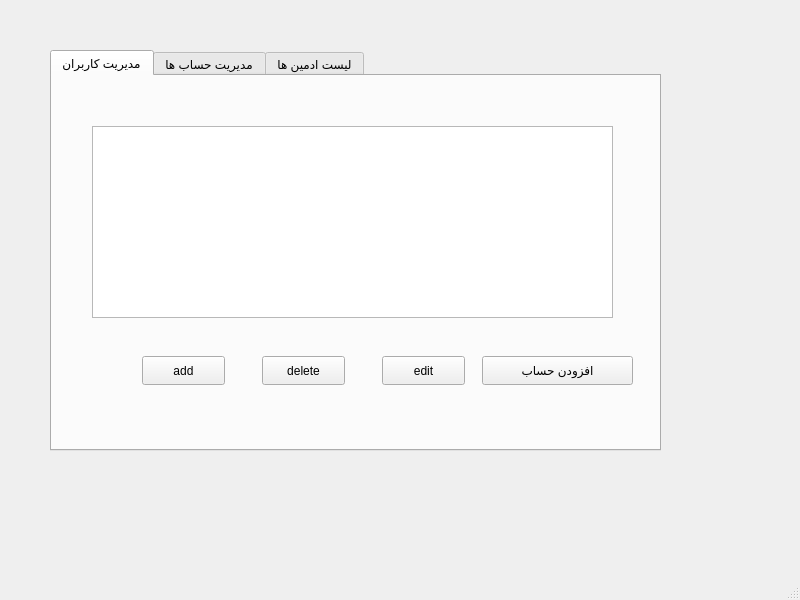
The window that bankingSystem/AdminDashboard.ui (mehdi0-0s/Banking) describes before a commit, drawn with Qt 5.
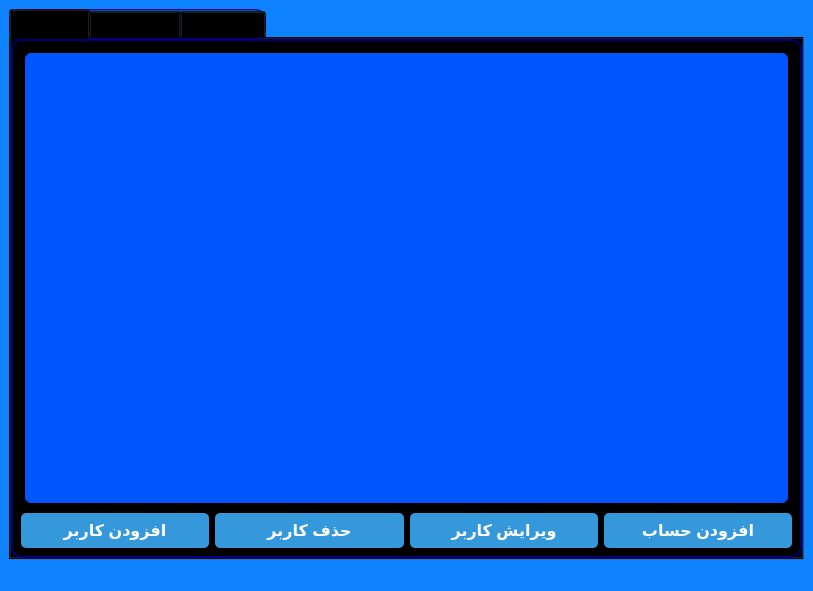
The same window after the commit. The open tabs and pages were chosen to show the change.

Commit message: style: Improve UI design and layout

```diff
--- a/bankingSystem/AdminDashboard.ui
+++ b/bankingSystem/AdminDashboard.ui
@@ -6,144 +6,253 @@
    <rect>
     <x>0</x>
     <y>0</y>
-    <width>800</width>
-    <height>600</height>
+    <width>813</width>
+    <height>591</height>
    </rect>
   </property>
   <property name="windowTitle">
    <string>MainWindow</string>
   </property>
+  <property name="styleSheet">
+   <string notr="true">background-color: rgb(14, 130, 255);</string>
+  </property>
   <widget class="QWidget" name="centralwidget">
+   <layout class="QGridLayout" name="gridLayout_4">
+    <item row="0" column="0">
    <widget class="QTabWidget" name="tabWidget">
-    <property name="geometry">
-     <rect>
-      <x>50</x>
-      <y>50</y>
-      <width>611</width>
-      <height>401</height>
-     </rect>
+      <property name="font">
+       <font>
+        <pointsize>11</pointsize>
+        <italic>false</italic>
+        <bold>true</bold>
+        <underline>false</underline>
+        <strikeout>false</strikeout>
+       </font>
+      </property>
+      <property name="styleSheet">
+       <string notr="true">background-color:rgba(0,0,0,90);
+border-width:0.5px;
+border-style:solid;
+border-radius:10px;
+border-color: rgb(0, 0, 127);
+</string>
     </property>
     <property name="currentIndex">
      <number>2</number>
     </property>
     <widget class="QWidget" name="tab">
      <attribute name="title">
-      <string>مدیریت کاربران</string>
-     </attribute>
+        <string>کاربران</string>
+       </attribute>
+       <layout class="QGridLayout" name="gridLayout_3">
+        <item row="0" column="0" colspan="4">
      <widget class="QListWidget" name="customers_listWidget">
-      <property name="geometry">
-       <rect>
-        <x>40</x>
-        <y>50</y>
-        <width>521</width>
-        <height>192</height>
-       </rect>
-      </property>
-     </widget>
-     <widget class="QPushButton" name="editCustomer_pushButton">
-      <property name="geometry">
-       <rect>
-        <x>330</x>
-        <y>280</y>
-        <width>83</width>
-        <height>29</height>
-       </rect>
-      </property>
-      <property name="text">
-       <string>edit</string>
-      </property>
-     </widget>
+          <property name="font">
+           <font>
+            <pointsize>11</pointsize>
+            <bold>true</bold>
+           </font>
+          </property>
+          <property name="styleSheet">
+           <string notr="true">background-color: rgb(0, 85, 255);
+border-width:4px;
+border-style:solid;
+border-radius:10px;
+border-color: rgb(0, 0, 0);</string>
+          </property>
+         </widget>
+        </item>
+        <item row="1" column="0">
      <widget class="QPushButton" name="addCustomer_pushButton">
-      <property name="geometry">
-       <rect>
-        <x>90</x>
-        <y>280</y>
-        <width>83</width>
-        <height>29</height>
-       </rect>
+          <property name="font">
+           <font>
+            <pointsize>12</pointsize>
+            <bold>true</bold>
+           </font>
+          </property>
+          <property name="styleSheet">
+           <string notr="true">QPushButton {
+    background-color: #3498db;
+    color: white;
+    border: none;
+    padding: 8px 16px;
+    border-radius: 5px;
+}
+
+QPushButton:hover {
+    background-color: #2980b9;
+}</string>
       </property>
       <property name="text">
-       <string>add</string>
-      </property>
-     </widget>
+           <string>افزودن کاربر</string>
+          </property>
+         </widget>
+        </item>
+        <item row="1" column="1">
      <widget class="QPushButton" name="deleteCustomer_pushButton">
-      <property name="geometry">
-       <rect>
-        <x>210</x>
-        <y>280</y>
-        <width>83</width>
-        <height>29</height>
-       </rect>
-      </property>
+          <property name="font">
+           <font>
+            <pointsize>12</pointsize>
+            <bold>true</bold>
+            <strikeout>false</strikeout>
+           </font>
+          </property>
+          <property name="styleSheet">
+           <string notr="true">QPushButton {
+    background-color: #3498db;
+    color: white;
+    border: none;
+    padding: 8px 16px;
+    border-radius: 5px;
+}
+
+QPushButton:hover {
+    background-color: #2980b9;
+}</string>
+          </property>
       <property name="text">
-       <string>delete</string>
-      </property>
-     </widget>
+           <string>حذف کاربر</string>
+          </property>
+         </widget>
+        </item>
+        <item row="1" column="2">
+         <widget class="QPushButton" name="editCustomer_pushButton">
+          <property name="font">
+           <font>
+            <pointsize>12</pointsize>
+            <bold>true</bold>
+           </font>
+          </property>
+          <property name="styleSheet">
+           <string notr="true">QPushButton {
+    background-color: #3498db;
+    color: white;
+    border: none;
+    padding: 8px 16px;
+    border-radius: 5px;
+}
+
+QPushButton:hover {
+    background-color: #2980b9;
+}</string>
+          </property>
+          <property name="text">
+           <string>ویرایش کاربر</string>
+          </property>
+         </widget>
+        </item>
+        <item row="1" column="3">
      <widget class="QPushButton" name="addAccount_pushButton">
-      <property name="geometry">
-       <rect>
-        <x>430</x>
-        <y>280</y>
-        <width>151</width>
-        <height>29</height>
-       </rect>
+          <property name="font">
+           <font>
+            <pointsize>12</pointsize>
+            <bold>true</bold>
+           </font>
+          </property>
+          <property name="styleSheet">
+           <string notr="true">QPushButton {
+    background-color: #3498db;
+    color: white;
+    border: none;
+    padding: 8px 16px;
+    border-radius: 5px;
+}
+
+QPushButton:hover {
+    background-color: #2980b9;
+}</string>
       </property>
       <property name="text">
        <string>افزودن حساب</string>
       </property>
      </widget>
+        </item>
+       </layout>
     </widget>
     <widget class="QWidget" name="tab_2">
      <attribute name="title">
-      <string>مدیریت حساب ها</string>
-     </attribute>
+        <string>حساب ها</string>
+       </attribute>
+       <layout class="QGridLayout" name="gridLayout">
+        <item row="0" column="0">
      <widget class="QListWidget" name="allAccounts_listWidget">
-      <property name="geometry">
-       <rect>
-        <x>50</x>
-        <y>50</y>
-        <width>511</width>
-        <height>192</height>
-       </rect>
-      </property>
-     </widget>
+          <property name="font">
+           <font>
+            <pointsize>12</pointsize>
+            <bold>true</bold>
+           </font>
+          </property>
+          <property name="styleSheet">
+           <string notr="true">background-color: rgb(0, 85, 255);
+border-width:4px;
+border-style:solid;
+border-radius:10px;
+border-color: rgb(0, 0, 0);</string>
+          </property>
+         </widget>
+        </item>
+       </layout>
     </widget>
     <widget class="QWidget" name="tab_3">
      <attribute name="title">
-      <string>لیست ادمین ها</string>
-     </attribute>
+        <string>ادمین ها</string>
+       </attribute>
+       <layout class="QGridLayout" name="gridLayout_2">
+        <item row="0" column="0">
      <widget class="QListWidget" name="admins_listWidget">
-      <property name="geometry">
-       <rect>
-        <x>60</x>
-        <y>110</y>
-        <width>431</width>
-        <height>192</height>
-       </rect>
-      </property>
-     </widget>
+          <property name="font">
+           <font>
+            <pointsize>11</pointsize>
+            <bold>true</bold>
+           </font>
+          </property>
+          <property name="styleSheet">
+           <string notr="true">background-color: rgb(0, 85, 255);
+border-width:4px;
+border-style:solid;
+border-radius:10px;
+border-color: rgb(0, 0, 0);</string>
+          </property>
+         </widget>
+        </item>
+        <item row="1" column="0" colspan="2">
      <widget class="QPushButton" name="editMyProfile_pushButton">
-      <property name="geometry">
-       <rect>
-        <x>60</x>
-        <y>30</y>
-        <width>221</width>
-        <height>29</height>
-       </rect>
+          <property name="font">
+           <font>
+            <pointsize>12</pointsize>
+            <bold>true</bold>
+           </font>
+          </property>
+          <property name="styleSheet">
+           <string notr="true">QPushButton {
+    background-color: #3498db;
+    color: white;
+    border: none;
+    padding: 8px 16px;
+    border-radius: 5px;
+}
+
+QPushButton:hover {
+    background-color: #2980b9;
+}</string>
       </property>
       <property name="text">
-       <string>ویرایش اطلاعات خود</string>
-      </property>
-     </widget>
-    </widget>
-   </widget>
+           <string>ویرایش پروفایل من</string>
+          </property>
+         </widget>
+        </item>
+       </layout>
+      </widget>
+     </widget>
+    </item>
+   </layout>
   </widget>
   <widget class="QMenuBar" name="menubar">
    <property name="geometry">
     <rect>
      <x>0</x>
      <y>0</y>
-     <width>800</width>
+     <width>813</width>
      <height>25</height>
     </rect>
    </property>
```
Lines whose indentation alone changed are shown as unchanged. The commit also changes 7 other files.
